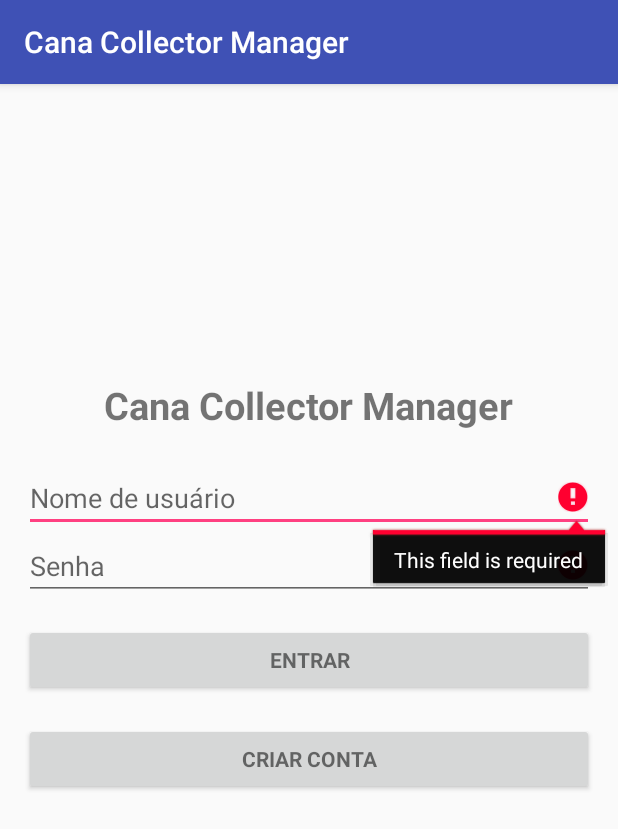
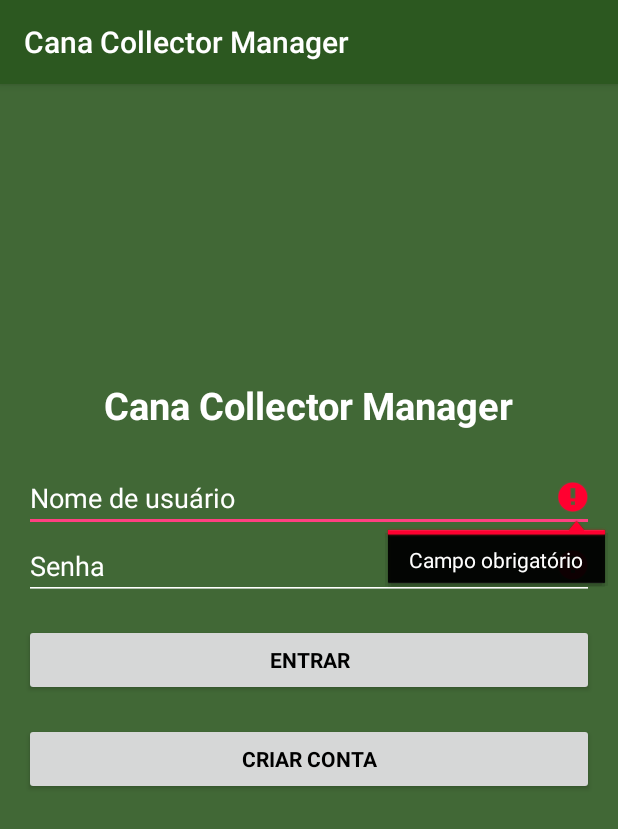
Before and after one commit to joaovq/CanaCollectorManager, an Android app: the screen it shows after launch (LoginActivity), after a tap on "ENTRAR", on a phone screen of 412 x 824 dp. Shown: the top 829 px of the screen. Run offline under Robolectric (Android 15) with nearby library versions, the phone set to English and light mode, and no system bars; libraries missing offline, so code that uses them is left out: com.parse; 3 statements that could not run were skipped.

Commit message:
Change colors in the app

```diff
--- a/app/src/main/java/canacollector/cc/com/example/android/canacollectormanager/LoginActivity.java
+++ b/app/src/main/java/canacollector/cc/com/example/android/canacollectormanager/LoginActivity.java
@@ -115,10 +115,6 @@ public class LoginActivity extends AppCompatActivity {
             mEmailView.setError(getString(R.string.error_field_required));
             focusView = mEmailView;
             cancel = true;
-        } else if (!isEmailValid(email)) {
-            mEmailView.setError(getString(R.string.error_invalid_email));
-            focusView = mEmailView;
-            cancel = true;
         }
 
         if(TextUtils.isEmpty(password)){
@@ -154,11 +150,6 @@ public class LoginActivity extends AppCompatActivity {
         }
     }
 
-    private boolean isEmailValid(String email) {
-        //TODO: Replace this with your own logic
-        return email.contains("@");
-    }
-
     /**
      * Shows the progress UI and hides the login form.
      */
--- a/app/src/main/res/layout/activity_login.xml
+++ b/app/src/main/res/layout/activity_login.xml
@@ -8,6 +8,7 @@
     android:paddingLeft="@dimen/activity_horizontal_margin"
     android:paddingRight="@dimen/activity_horizontal_margin"
     android:paddingTop="@dimen/activity_vertical_margin"
+    android:background="@color/colorBackground"
     tools:context="canacollector.cc.com.example.android.canacollectormanager.LoginActivity">
 
     <!-- Login progress -->
@@ -32,6 +33,7 @@
             android:layout_height="wrap_content"
             android:orientation="vertical">
 
+
             <android.support.design.widget.TextInputLayout
                 android:layout_width="match_parent"
                 android:layout_height="wrap_content">
@@ -52,6 +54,7 @@
         style="?android:textAppearanceSmall"
         android:text="@string/action_create_account"
         android:textStyle="bold"
+        android:textColor="@color/colorButtonText"
         android:layout_width="match_parent"
         android:layout_height="wrap_content"
         android:layout_marginTop="18dp"
@@ -65,6 +68,7 @@
         android:layout_width="match_parent"
         android:layout_height="wrap_content"
         android:text="@string/action_sign_in"
+        android:textColor="@color/colorButtonText"
         android:textStyle="bold"
         android:layout_centerVertical="true"
         android:layout_alignParentRight="true"
@@ -75,6 +79,7 @@
         android:layout_width="match_parent"
         android:layout_height="wrap_content"
         android:hint="@string/prompt_password"
+        android:textColorHint="@color/colorLabel"
         android:imeActionId="@+id/login"
         android:imeActionLabel="@string/action_sign_in_short"
         android:imeOptions="actionUnspecified"
@@ -84,19 +89,22 @@
         android:layout_marginBottom="16dp"
         android:layout_above="@+id/email_sign_in_button"
         android:layout_alignParentRight="true"
-        android:layout_alignParentEnd="true" />
+        android:layout_alignParentEnd="true"
+        android:textColor="#ffffff" />
 
     <AutoCompleteTextView
         android:id="@+id/email"
         android:layout_width="match_parent"
         android:layout_height="wrap_content"
         android:hint="@string/prompt_email"
+        android:textColorHint="@color/colorLabel"
         android:inputType="textEmailAddress"
         android:maxLines="1"
         android:singleLine="true"
         android:layout_above="@+id/password"
         android:layout_alignParentRight="true"
-        android:layout_alignParentEnd="true" />
+        android:layout_alignParentEnd="true"
+        android:textColor="#ffffff" />
 
     <TextView
         android:layout_width="wrap_content"
@@ -107,5 +115,7 @@
         android:textSize="25dp"
         android:layout_above="@+id/email"
         android:layout_centerHorizontal="true"
-        android:id="@+id/textView" />
+        android:id="@+id/textView"
+        android:textColor="@color/colorLabel"
+        />
 </RelativeLayout>
--- a/app/src/main/res/layout/content_main.xml
+++ b/app/src/main/res/layout/content_main.xml
@@ -18,8 +18,10 @@
         android:layout_height="wrap_content"
         android:text="Visualizar Dados"
         android:id="@+id/visualizeDataButton"
+        android:textColor="#ffffffff"
+        android:background="#d8a27640"
+        android:layout_marginTop="134dp"
         android:layout_alignParentTop="true"
-        android:layout_marginTop="94dp"
         android:layout_alignParentLeft="true"
         android:layout_alignParentStart="true"
         android:layout_alignParentRight="true"
@@ -29,6 +31,8 @@
         android:layout_width="wrap_content"
         android:layout_height="wrap_content"
         android:text="Gerar Relatórios"
+        android:textColor="#ffffffff"
+        android:background="#d8a27640"
         android:id="@+id/createReportsButton"
         android:layout_below="@+id/visualizeDataButton"
         android:layout_marginTop="57dp"
--- a/app/src/main/res/values/colors.xml
+++ b/app/src/main/res/values/colors.xml
@@ -1,6 +1,9 @@
 <?xml version="1.0" encoding="utf-8"?>
 <resources>
-    <color name="colorPrimary">#3F51B5</color>
+    <color name="colorPrimary">#2c5820</color>
     <color name="colorPrimaryDark">#303F9F</color>
     <color name="colorAccent">#FF4081</color>
+    <color name="colorLabel">#ffffff</color>
+    <color name="colorButtonText">#000000</color>
+    <color name="colorBackground">#416836</color>
 </resources>
--- a/app/src/main/res/values/strings.xml
+++ b/app/src/main/res/values/strings.xml
@@ -6,11 +6,11 @@
     <string name="prompt_password">Senha</string>
     <string name="action_sign_in">Entrar</string>
     <string name="action_create_account">Criar conta</string>
-    <string name="action_sign_in_short">Sign in</string>
-    <string name="error_invalid_email">This email address is invalid</string>
-    <string name="error_invalid_password">This password is too short</string>
-    <string name="error_incorrect_password">This password is incorrect</string>
-    <string name="error_field_required">This field is required</string>
-    <string name="title_activity_main">MainActivity</string>
+    <string name="action_sign_in_short">Entrar</string>
+    <string name="error_invalid_email">Esse email é inválido</string>
+    <string name="error_invalid_password">Essa senha é muita curta</string>
+    <string name="error_incorrect_password">Essa senha é incorreta</string>
+    <string name="error_field_required">Campo obrigatório</string>
+    <string name="title_activity_main">Menu Principal</string>
     <string name="title_activity_new_account">Criar Nova Conta</string>
 </resources>
--- a/app/src/main/res/values/styles.xml
+++ b/app/src/main/res/values/styles.xml
@@ -6,6 +6,9 @@
         <item name="colorPrimary">@color/colorPrimary</item>
         <item name="colorPrimaryDark">@color/colorPrimaryDark</item>
         <item name="colorAccent">@color/colorAccent</item>
+        <item name="colorControlNormal">@color/colorLabel</item>
+        <item name="colorControlActivated">@color/colorAccent</item>
+        <item name="colorControlHighlight">@color/colorAccent</item>
     </style>
 
     <style name="AppTheme.NoActionBar">
```
Also changed, not shown: app/src/main/java/canacollector/cc/com/example/android/canacollectormanager/MainActivity.java (+16 -8 lines), app/src/main/res/layout/content_new_account.xml (+8 -0 lines).
